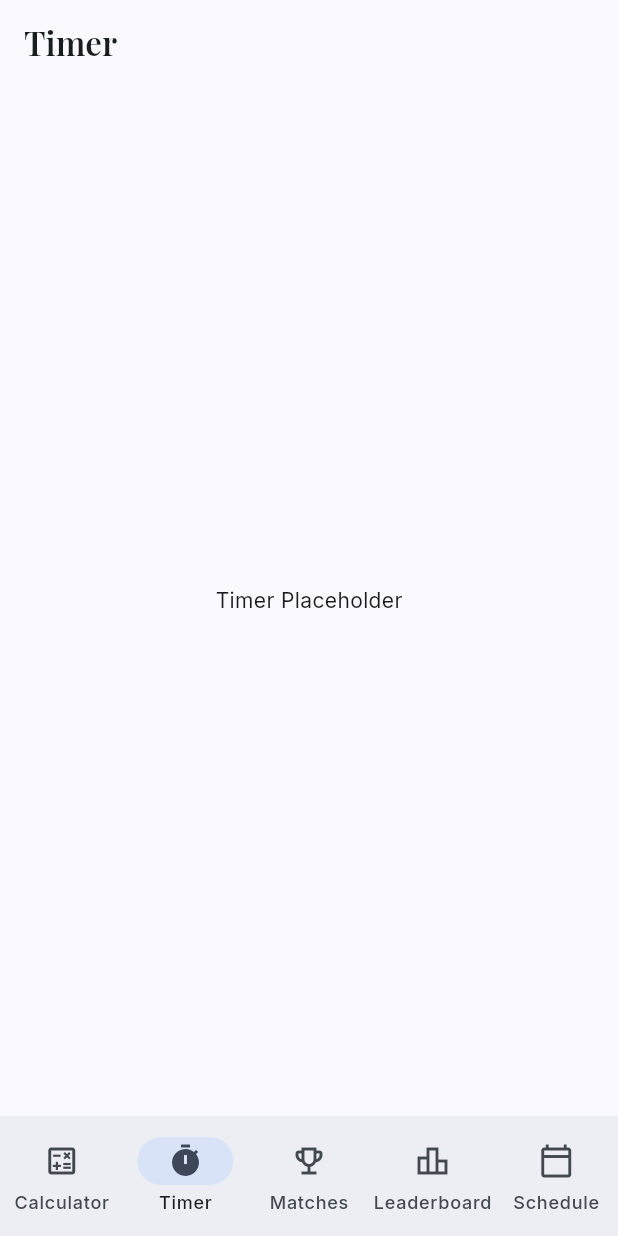
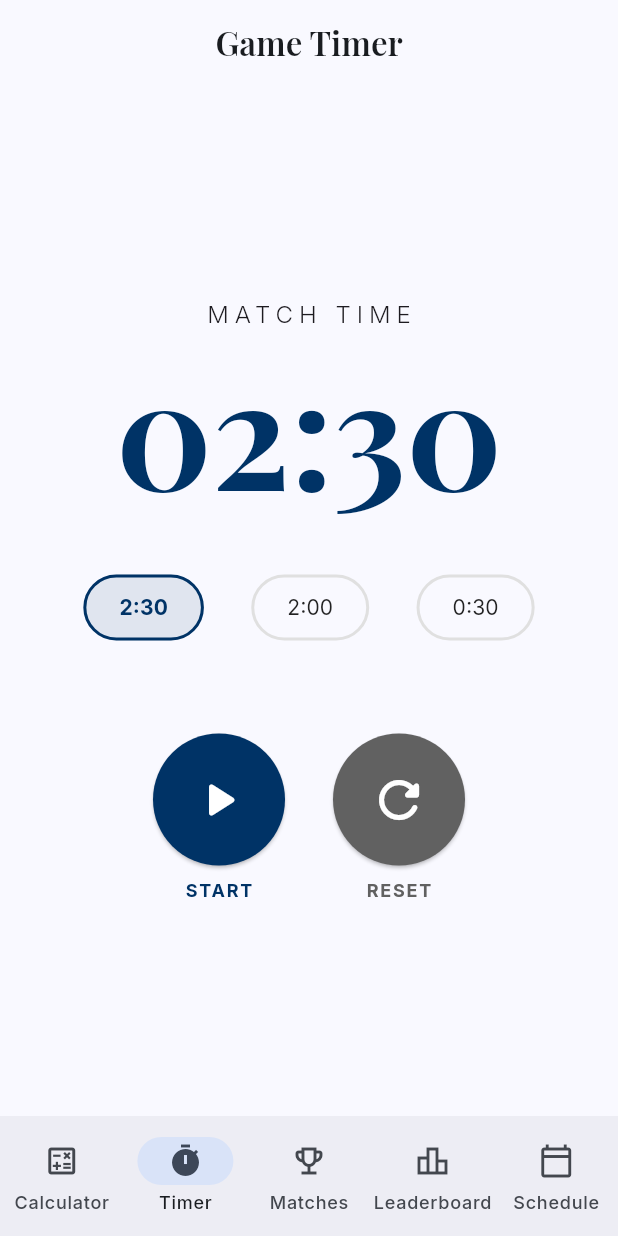
Before and after one commit to KerelosNasser/code_red, a Flutter app: the screen it shows after launch, item 2 of the bottom bar chosen, on a phone screen of 412 x 824 dp. Run offline on Flutter 3.47's test engine with Material 3 defaults, Android fonts, the phone set to English and light mode, and no system bars; our stand-ins replace flutter_riverpod, go_router, google_fonts, riverpod_annotation; generated files the repository leaves out were written again.

Commit message:
feat: implement state-resilient game timer and UI

```diff
--- a/lib/src/features/timer/presentation/timer_screen.dart
+++ b/lib/src/features/timer/presentation/timer_screen.dart
@@ -1,13 +1,174 @@
 import 'package:flutter/material.dart';
+import 'package:flutter_riverpod/flutter_riverpod.dart';
+import '../providers/timer_provider.dart';
 
-class TimerScreen extends StatelessWidget {
+class TimerScreen extends ConsumerWidget {
   const TimerScreen({super.key});
 
   @override
-  Widget build(BuildContext context) {
+  Widget build(BuildContext context, WidgetRef ref) {
+    final timerState = ref.watch(timerNotifierProvider);
+    final notifier = ref.read(timerNotifierProvider.notifier);
+
+    String formatDuration(int totalSeconds) {
+      final minutes = totalSeconds ~/ 60;
+      final seconds = totalSeconds % 60;
+      return '${minutes.toString().padLeft(2, '0')}:${seconds.toString().padLeft(2, '0')}';
+    }
+
     return Scaffold(
-      appBar: AppBar(title: const Text('Timer')),
-      body: const Center(child: Text('Timer Placeholder')),
+      appBar: AppBar(
+        title: const Text('Game Timer'),
+        centerTitle: true,
+      ),
+      body: Padding(
+        padding: const EdgeInsets.all(24.0),
+        child: Column(
+          mainAxisAlignment: MainAxisAlignment.center,
+          children: [
+            const Text(
+              'MATCH TIME',
+              style: TextStyle(
+                letterSpacing: 4,
+                fontWeight: FontWeight.w300,
+                fontSize: 16,
+              ),
+            ),
+            const SizedBox(height: 8),
+            Text(
+              formatDuration(timerState.durationRemaining),
+              style: Theme.of(context).textTheme.displayLarge?.copyWith(
+                    fontSize: 100,
+                    fontWeight: FontWeight.bold,
+                  ),
+            ),
+            const SizedBox(height: 40),
+            Row(
+              mainAxisAlignment: MainAxisAlignment.spaceEvenly,
+              children: [
+                _PresetButton(
+                  label: '2:30',
+                  onPressed: () => notifier.setPreset(150),
+                  isSelected: timerState.durationRemaining == 150,
+                ),
+                _PresetButton(
+                  label: '2:00',
+                  onPressed: () => notifier.setPreset(120),
+                  isSelected: timerState.durationRemaining == 120,
+                ),
+                _PresetButton(
+                  label: '0:30',
+                  onPressed: () => notifier.setPreset(30),
+                  isSelected: timerState.durationRemaining == 30,
+                ),
+              ],
+            ),
+            const SizedBox(height: 60),
+            Row(
+              mainAxisAlignment: MainAxisAlignment.center,
+              children: [
+                if (timerState.status == TimerStateStatus.running)
+                  _ControlButton(
+                    icon: Icons.pause_rounded,
+                    label: 'PAUSE',
+                    onPressed: notifier.pause,
+                    color: Colors.orange,
+                  )
+                else
+                  _ControlButton(
+                    icon: Icons.play_arrow_rounded,
+                    label: 'START',
+                    onPressed: notifier.start,
+                    color: Theme.of(context).primaryColor,
+                  ),
+                const SizedBox(width: 32),
+                _ControlButton(
+                  icon: Icons.refresh_rounded,
+                  label: 'RESET',
+                  onPressed: notifier.reset,
+                  color: Colors.grey[700]!,
+                ),
+              ],
+            ),
+          ],
+        ),
+      ),
     );
   }
 }
+
+class _PresetButton extends StatelessWidget {
+  final String label;
+  final VoidCallback onPressed;
+  final bool isSelected;
+
+  const _PresetButton({
+    required this.label,
+    required this.onPressed,
+    required this.isSelected,
+  });
+
+  @override
+  Widget build(BuildContext context) {
+    return OutlinedButton(
+      onPressed: onPressed,
+      style: OutlinedButton.styleFrom(
+        backgroundColor: isSelected ? Theme.of(context).primaryColor.withOpacity(0.1) : null,
+        side: BorderSide(
+          color: isSelected ? Theme.of(context).primaryColor : Colors.grey[300]!,
+          width: 2,
+        ),
+        padding: const EdgeInsets.symmetric(horizontal: 24, vertical: 12),
+      ),
+      child: Text(
+        label,
+        style: TextStyle(
+          fontWeight: isSelected ? FontWeight.bold : FontWeight.normal,
+          color: isSelected ? Theme.of(context).primaryColor : Colors.black87,
+        ),
+      ),
+    );
+  }
+}
+
+class _ControlButton extends StatelessWidget {
+  final IconData icon;
+  final String label;
+  final VoidCallback onPressed;
+  final Color color;
+
+  const _ControlButton({
+    required this.icon,
+    required this.label,
+    required this.onPressed,
+    required this.color,
+  });
+
+  @override
+  Widget build(BuildContext context) {
+    return Column(
+      children: [
+        ElevatedButton(
+          onPressed: onPressed,
+          style: ElevatedButton.styleFrom(
+            backgroundColor: color,
+            foregroundColor: Colors.white,
+            shape: const CircleBorder(),
+            padding: const EdgeInsets.all(24),
+          ),
+          child: Icon(icon, size: 40),
+        ),
+        const SizedBox(height: 8),
+        Text(
+          label,
+          style: TextStyle(
+            color: color,
+            fontWeight: FontWeight.bold,
+            letterSpacing: 1.2,
+            fontSize: 12,
+          ),
+        ),
+      ],
+    );
+  }
+}
```
Also changed, not shown: lib/src/features/timer/providers/timer_provider.dart (added, +90 -0 lines), lib/src/features/timer/providers/timer_provider.g.dart (added).
